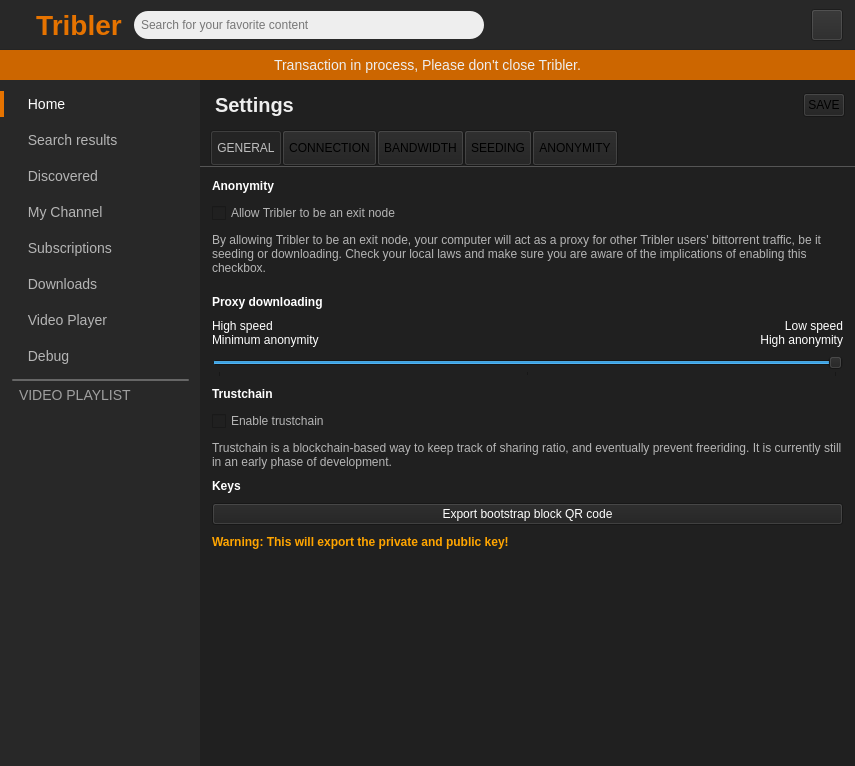
This is TriblerGUI/qt_resources/mainwindow.ui in Tribler/tribler as Qt 5 draws it before an edit. The edited form follows.
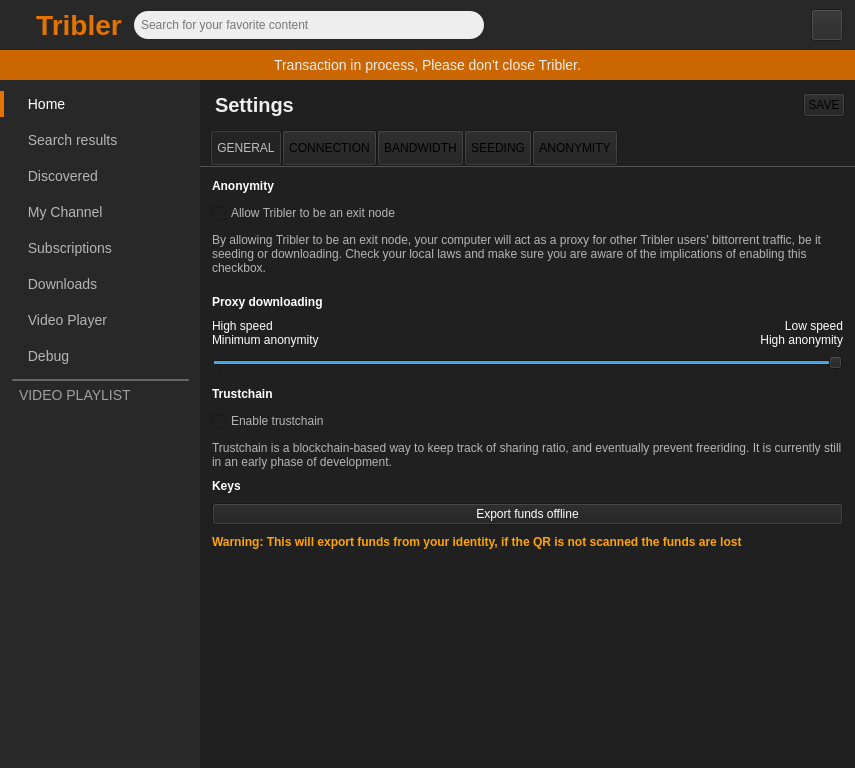
This is the edited form. The open tabs and pages were chosen to show the change. Icons and pictures are not drawn. Custom widgets are drawn as their Qt base class.

Commit message: Changed button and label text in the GUI

```diff
--- a/TriblerGUI/qt_resources/mainwindow.ui
+++ b/TriblerGUI/qt_resources/mainwindow.ui
@@ -7,7 +7,7 @@
     <x>0</x>
     <y>0</y>
     <width>855</width>
-    <height>766</height>
+    <height>768</height>
    </rect>
   </property>
   <property name="sizePolicy">
@@ -6285,7 +6285,7 @@
                    <string notr="true">color: white;</string>
                   </property>
                   <property name="text">
-                   <string>Export bootstrap block QR code</string>
+                   <string>Export funds offline</string>
                   </property>
                  </widget>
                 </item>
@@ -6298,7 +6298,7 @@
 color: orange;</string>
                 </property>
                 <property name="text">
-                 <string>Warning: This will export the private and public key!</string>
+                 <string>Warning: This will export funds from your identity, if the QR is not scanned the funds are lost</string>
                 </property>
                </widget>
               </item>
```
